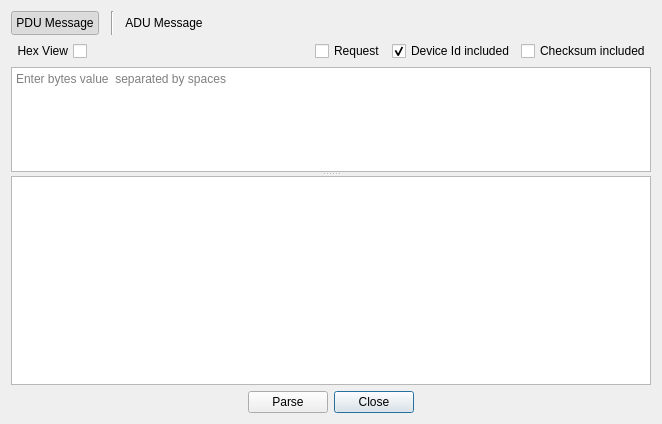
Above: omodsim/dialogs/dialogmsgparser.ui from sanny32/OpenModSim before the change. Below: the same form after it.
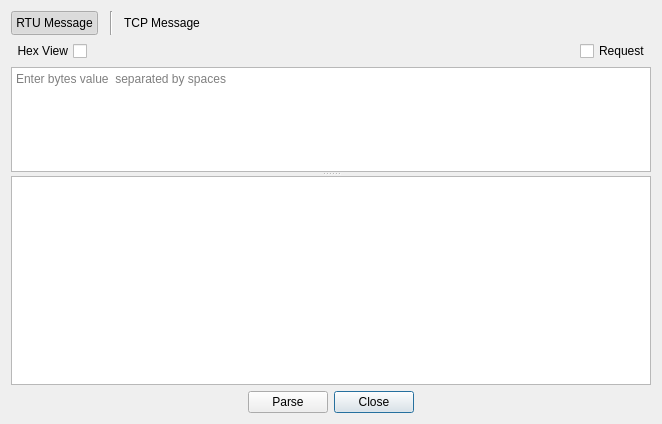
That is the form after the change. Custom widgets are drawn as their Qt base class.

Diff of the .ui file:
```diff
--- a/omodsim/dialogs/dialogmsgparser.ui
+++ b/omodsim/dialogs/dialogmsgparser.ui
@@ -22,7 +22,7 @@
         <string notr="true">padding: 4px;</string>
        </property>
        <property name="text">
-        <string>PDU Message</string>
+        <string>RTU Message</string>
        </property>
        <property name="checkable">
         <bool>true</bool>
@@ -61,7 +61,7 @@
         <string notr="true">padding: 4px;</string>
        </property>
        <property name="text">
-        <string>ADU Message</string>
+        <string>TCP Message</string>
        </property>
        <property name="checkable">
         <bool>true</bool>
@@ -124,23 +124,6 @@
        </property>
       </widget>
      </item>
-     <item>
-      <widget class="QCheckBox" name="deviceIdIncluded">
-       <property name="text">
-        <string>Device Id included</string>
-       </property>
-       <property name="checked">
-        <bool>true</bool>
-       </property>
-      </widget>
-     </item>
-     <item>
-      <widget class="QCheckBox" name="checksumIncluded">
-       <property name="text">
-        <string>Checksum included</string>
-       </property>
-      </widget>
-     </item>
     </layout>
    </item>
    <item>
```
Left out of the diff: 4 changed lines with no effect on the pictures.
